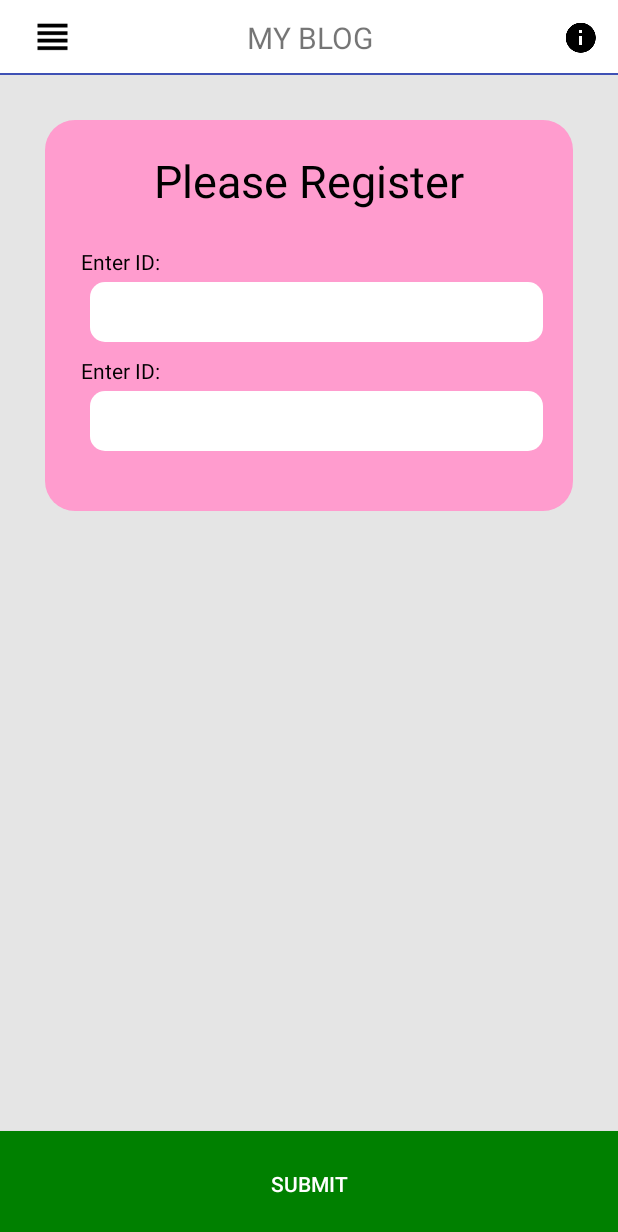
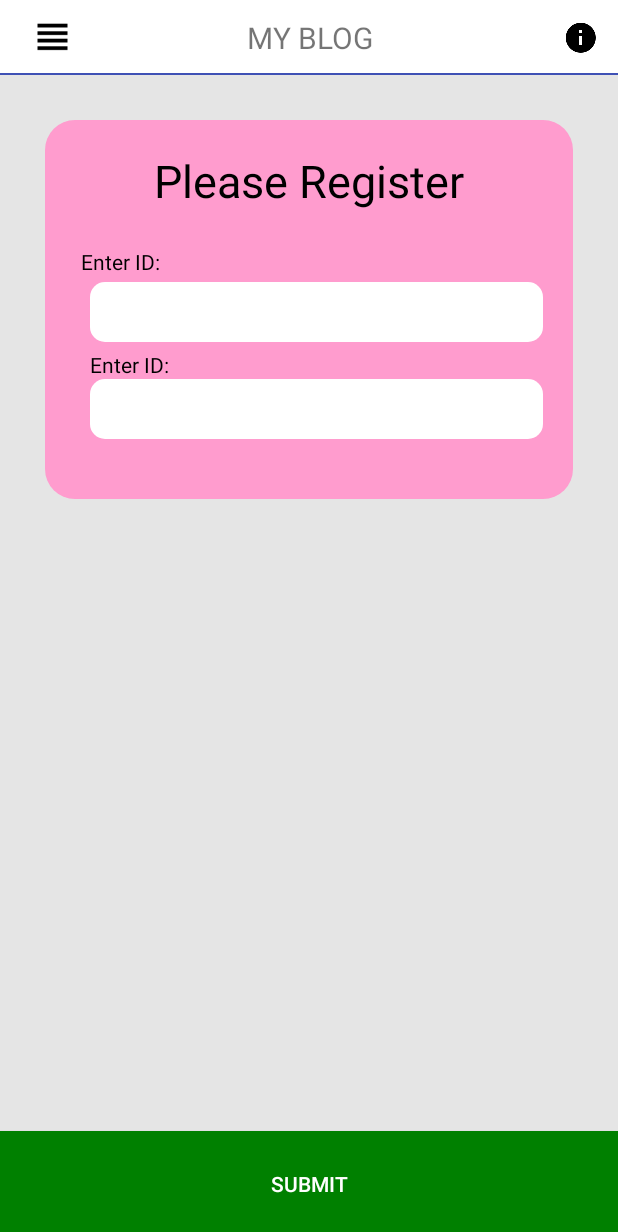
Before and after one commit to yawalkaraniket/AboutMe, an Android app: the fragment BlogFragment placed in its activity, after a tap on "My Blog", on a phone screen of 412 x 824 dp. Shown: the top 1232 px of the screen. Run offline under Robolectric (Android 15) with nearby library versions, the phone set to English and light mode, and no system bars; our stand-ins replace ButterKnife; libraries missing offline, so code that uses them is left out: com.firebase.ui; 2 other taps on this screen came first.

Commit message:
Added the Register bolog page

```diff
--- a/app/src/main/AndroidManifest.xml
+++ b/app/src/main/AndroidManifest.xml
@@ -36,8 +36,8 @@
         <activity
             android:name=".activity.HomeScreen"
             android:label="@string/title_activity_home_screen"
-            android:theme="@style/AppTheme.NoActionBar" />
-        <activity android:name=".activity.LearnKotlin" />
+            android:theme="@style/AppTheme.NoActionBar"
+            android:windowSoftInputMode="adjustPan"/>
         <activity android:name=".activity.MpinActivity"></activity>
     </application>
 
--- a/app/src/main/java/com/aboutme/avenjr/aboutme/activity/BaseActivity.java
+++ b/app/src/main/java/com/aboutme/avenjr/aboutme/activity/BaseActivity.java
@@ -15,6 +15,7 @@ import android.view.Gravity;
 import android.view.MenuItem;
 import android.view.View;
 import android.widget.ProgressBar;
+import android.widget.Toast;
 
 import com.aboutme.avenjr.aboutme.R;
 import com.aboutme.avenjr.aboutme.fragment.BlogFragment;
@@ -31,7 +32,12 @@ import com.aboutme.avenjr.aboutme.view.DialogUtil;
 public abstract class BaseActivity extends FragmentActivity {
 
     private long mLastClickTime = 0;
+    Toast toast;
 
+    public void displayToast(Context context, CharSequence message){
+        toast = Toast.makeText(context,message,Toast.LENGTH_SHORT);
+        toast.show();
+    }
     public boolean isConnectedToInternet() {
         ConnectivityManager connectivityManager = (ConnectivityManager) getSystemService(Context.CONNECTIVITY_SERVICE);
         return connectivityManager.getActiveNetworkInfo() != null;
--- a/app/src/main/java/com/aboutme/avenjr/aboutme/fragment/BlogFragment.java
+++ b/app/src/main/java/com/aboutme/avenjr/aboutme/fragment/BlogFragment.java
@@ -8,6 +8,7 @@ import android.view.ViewGroup;
 import android.widget.RelativeLayout;
 
 import com.aboutme.avenjr.aboutme.R;
+import com.aboutme.avenjr.aboutme.view.DataRegistration;
 import com.aboutme.avenjr.aboutme.view.NavigationHeader;
 
 import butterknife.BindView;
@@ -21,14 +22,18 @@ public class BlogFragment extends Fragment {
     @BindView(R.id.blog_body)
     RelativeLayout body;
 
+    @BindView(R.id.registration_layout)
+    DataRegistration registrationLayout;
+
     @Override
     public View onCreateView(LayoutInflater inflater, ViewGroup container,
                              Bundle savedInstanceState) {
         // Inflate the layout for this fragment
         View view = inflater.inflate(R.layout.fragment_blog_frgment, container, false);
-        ButterKnife.bind(this,view);
+        ButterKnife.bind(this, view);
         header.setUp(this.getActivity());
-        header.setView("My Blog",this.getActivity());
+        header.setView("My Blog", this.getActivity());
+        registrationLayout.setUp();
         return view;
     }
 }
--- a/app/src/main/java/com/aboutme/avenjr/aboutme/view/DataRegistration.java
+++ b/app/src/main/java/com/aboutme/avenjr/aboutme/view/DataRegistration.java
@@ -1,25 +1,67 @@
 package com.aboutme.avenjr.aboutme.view;
 
 import android.content.Context;
+import android.inputmethodservice.ExtractEditText;
 import android.util.AttributeSet;
 import android.view.LayoutInflater;
 import android.view.View;
+import android.view.inputmethod.InputMethodManager;
+import android.widget.ImageView;
 import android.widget.RelativeLayout;
 
 import com.aboutme.avenjr.aboutme.R;
 
-import butterknife.ButterKnife;
-
 /**
- * Created by tudip on 28/5/18.
+ * Created by AvenjR on 28/5/18.
  */
 
 public class DataRegistration extends RelativeLayout {
 
+    FontEditText blogId, blogPassword;
+    RelativeLayout blogRegistrationLayout, blankRegistrationLayout;
+    ImageView addButton;
+
+    String inputBlogId = null, inputBlogPassword = null;
+
     public DataRegistration(Context context, AttributeSet attributeSet) {
         super(context, attributeSet);
         View view = LayoutInflater.from(context).inflate(R.layout.add_content_layout, null);
-        ButterKnife.bind(view);
+        blogId = view.findViewById(R.id.blog_id);
+        blogPassword = view.findViewById(R.id.blog_password);
+        blogRegistrationLayout = view.findViewById(R.id.blog_registration);
+        blankRegistrationLayout = view.findViewById(R.id.registration_blank);
+        addButton = view.findViewById(R.id.add_button);
+        blogPassword.setCursorVisible(false);
         addView(view);
     }
+
+    public void setUp() {
+
+        if (!(inputBlogId == null) && !(inputBlogPassword == null)) {
+            blogRegistrationLayout.setVisibility(VISIBLE);
+        } else {
+            blogRegistrationLayout.setVisibility(GONE);
+            blankRegistrationLayout.setVisibility(VISIBLE);
+            addButton.setOnClickListener(new OnClickListener() {
+                @Override
+                public void onClick(View v) {
+                    blogRegistrationLayout.setVisibility(VISIBLE);
+                    blankRegistrationLayout.setVisibility(GONE);
+                    inputBlogId = blogId.getText().toString();
+                    inputBlogPassword = blogPassword.getText().toString();
+                }
+            });
+        }
+    }
+
+    public static void showKeyboard(View view) {
+        view.requestFocus();
+        InputMethodManager imm = (InputMethodManager) view.getContext().getSystemService(Context.INPUT_METHOD_SERVICE);
+        imm.showSoftInput(view, InputMethodManager.SHOW_FORCED);
+    }
+
+    public static void hideKeyboard(View view) {
+        InputMethodManager inputManager = (InputMethodManager) view.getContext().getSystemService(Context.INPUT_METHOD_SERVICE);
+        inputManager.hideSoftInputFromWindow(view.getWindowToken(), 0);
+    }
 }
--- /dev/null
+++ b/app/src/main/java/com/aboutme/avenjr/aboutme/view/FontEditText.java
@@ -0,0 +1,57 @@
+package com.aboutme.avenjr.aboutme.view;
+
+import android.content.Context;
+import android.content.res.TypedArray;
+import android.graphics.Typeface;
+import android.support.v7.widget.AppCompatEditText;
+import android.util.AttributeSet;
+import android.util.Log;
+
+import com.aboutme.avenjr.aboutme.R;
+
+import static com.firebase.ui.auth.ui.email.CheckEmailFragment.TAG;
+
+public class FontEditText extends AppCompatEditText {
+    public FontEditText(Context context) {
+        super(context);
+    }
+
+    public FontEditText(Context context, AttributeSet attrs) {
+        super(context, attrs);
+        setCustomFont(context, attrs);
+    }
+
+    public FontEditText(Context context, AttributeSet attrs, int defStyleAttr) {
+        super(context, attrs, defStyleAttr);
+        setCustomFont(context, attrs);
+    }
+
+    private void setCustomFont(Context context, AttributeSet attrs) {
+        TypedArray a = context.obtainStyledAttributes(attrs, R.styleable.FontTextView);
+        String customFont = a.getString(R.styleable.FontTextView_customFont);
+        setCustomFont(context, customFont);
+        a.recycle();
+    }
+
+    public boolean setCustomFont(Context context, String asset) {
+        if (asset != null) {
+            Typeface tf = null;
+            try {
+                tf = Typeface.createFromAsset(context.getAssets(), asset);
+            } catch (Exception e) {
+                Log.e(TAG, "Could not get typeface: " + e.getMessage());
+                return false;
+            }
+
+            setTypeface(tf);
+        } else {
+            setDefaultTypeface(context);
+        }
+        return true;
+    }
+
+    private void setDefaultTypeface(Context context) {
+        setTypeface(Typeface.createFromAsset(context.getAssets(), context.getString(R.string.font_bold_futura)));
+    }
+
+}
--- a/app/src/main/res/layout/activity_sign_in.xml
+++ b/app/src/main/res/layout/activity_sign_in.xml
@@ -32,7 +32,6 @@
         android:textColor="@color/white"
         android:layout_below="@+id/have_an_account_button"/>
     </RelativeLayout>
-
     <LinearLayout
         android:layout_width="match_parent"
         android:layout_height="match_parent"
--- a/app/src/main/res/layout/add_content_layout.xml
+++ b/app/src/main/res/layout/add_content_layout.xml
@@ -5,12 +5,18 @@
     android:layout_height="match_parent">
 
     <RelativeLayout
-        android:layout_width="wrap_content"
-        android:layout_height="wrap_content"
+        android:layout_width="match_parent"
+        android:layout_height="match_parent"
         android:layout_centerHorizontal="true"
-        android:visibility="gone">
+        android:visibility="gone"
+        android:id="@+id/registration_blank">
 
         <ImageView
+            android:layout_width="match_parent"
+            android:layout_height="match_parent"
+            android:src="@color/grey"/>
+        <ImageView
+            android:layout_marginTop="60dp"
             android:id="@+id/oops_icon"
             android:layout_width="150dp"
             android:layout_height="150dp"
@@ -25,7 +31,8 @@
             android:layout_centerHorizontal="true"
             android:text="@string/oops_blank"
             android:textColor="@color/red"
-            android:textSize="35dp" />
+            android:textSize="25dp"
+            android:gravity="center"/>
 
         <TextView
             android:id="@+id/get_registered_text"
@@ -49,7 +56,8 @@
     <RelativeLayout
         android:layout_width="match_parent"
         android:layout_height="match_parent"
-        android:id="@+id/blog_registration">
+        android:id="@+id/blog_registration"
+        android:visibility="visible">
     <ImageView
         android:layout_width="match_parent"
         android:layout_height="match_parent"
@@ -90,14 +98,19 @@
                 android:text="Enter ID:"
                 android:textColor="@color/dark_black" />
 
-            <android.inputmethodservice.ExtractEditText
+            <com.aboutme.avenjr.aboutme.view.FontEditText
                 android:id="@+id/blog_id"
                 android:layout_width="match_parent"
                 android:layout_height="40dp"
                 android:layout_below="@+id/id_heading"
                 android:layout_marginLeft="30dp"
                 android:layout_marginRight="20dp"
-                android:background="@drawable/input_textview_layout" />
+                android:background="@drawable/input_textview_layout"
+                android:maxLines="1"
+                android:padding="5dp"
+                android:minLines="1"
+                android:singleLine="true"
+                android:imeOptions="actionDone"/>
         </RelativeLayout>
 
         <RelativeLayout
@@ -114,11 +127,11 @@
                 android:layout_marginLeft="20dp"
                 android:clickable="false"
                 android:fontFamily="sans-serif"
-                android:padding="4dp"
+                android:paddingLeft="10dp"
                 android:text="Enter ID:"
                 android:textColor="@color/dark_black" />
 
-            <android.inputmethodservice.ExtractEditText
+            <com.aboutme.avenjr.aboutme.view.FontEditText
                 android:id="@+id/blog_password"
                 android:layout_width="match_parent"
                 android:layout_height="40dp"
@@ -126,6 +139,9 @@
                 android:layout_marginBottom="20dp"
                 android:layout_marginLeft="30dp"
                 android:layout_marginRight="20dp"
+                android:singleLine="true"
+                android:paddingLeft="10dp"
+                android:inputType="textNoSuggestions"
                 android:background="@drawable/input_textview_layout" />
         </RelativeLayout>
     </RelativeLayout>
--- a/app/src/main/res/layout/fragment_blog_frgment.xml
+++ b/app/src/main/res/layout/fragment_blog_frgment.xml
@@ -22,7 +22,8 @@
             android:src="@color/white"></ImageView>
         <com.aboutme.avenjr.aboutme.view.DataRegistration
             android:layout_width="match_parent"
-            android:layout_height="match_parent">
+            android:layout_height="match_parent"
+            android:id="@+id/registration_layout">
         </com.aboutme.avenjr.aboutme.view.DataRegistration>
     </RelativeLayout>
 </RelativeLayout>
--- a/app/src/main/res/values/strings.xml
+++ b/app/src/main/res/values/strings.xml
@@ -7,6 +7,7 @@
     <string name="request_user_mobile_number">enter mobile number....</string>
     <string name="request_user_lastName">enter last name....</string>
     <string name="submit_button">Submit</string>
+    <string name="font_bold_futura">fonts/Futura-Bold.otf</string>
     <string name="already_have_an_account">Have an account? SIGN IN</string>
     <string name="sign_in_with_facebook">Continue With Facebook</string>
     <string name="continue_with_mail">Continue With Mail</string>
@@ -14,6 +15,6 @@
     <string name="forgot_password">FORGOT PASSWORD</string>
     <string name="mPin_error">please enter right pin....</string>
     <string name="set_mPin">please set your mPin....</string>
-    <string name="oops_blank">Opps!...you are blank...</string>
+    <string name="oops_blank">Opps!....</string>
     <string name="add_content">please get first registered </string>
 </resources>
```
Also changed, not shown: app/src/main/java/com/aboutme/avenjr/aboutme/activity/MainActivity.java (+7 -6 lines), app/src/main/java/com/aboutme/avenjr/aboutme/activity/SignInActivity.java (+7 -20 lines), app/src/main/java/com/aboutme/avenjr/aboutme/activity/SignUpActivity.java (+5 -11 lines), app/src/main/res/values/attrs.xml (added, +13 -0 lines).
